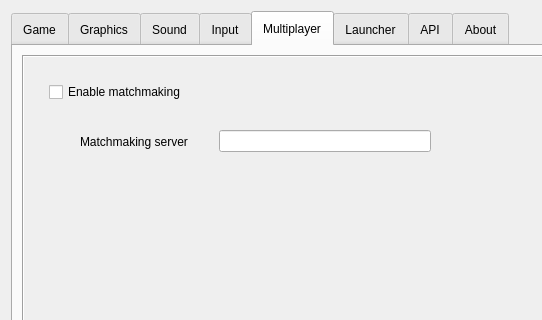
First picture: the form in ui/settingsdialog.ui, repository dkfans/keeperfx-launcher-qt, before the edit; both pictures show x 0 to 542 and y 0 to 320 of the 900 by 630 pixel window.
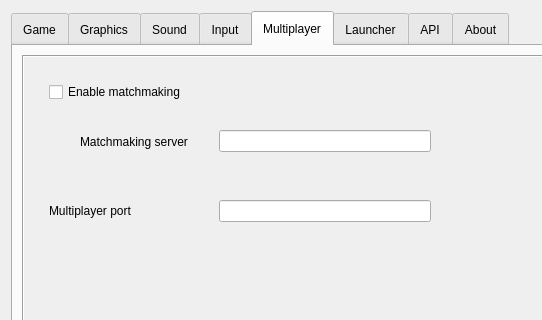
Second picture: the form after the edit. The open tabs and pages were chosen to show the change. Icons and pictures are not drawn.

Commit message: add 'MULTIPLAYER_PORT' setting

Diff of the .ui file:
```diff
--- a/ui/settingsdialog.ui
+++ b/ui/settingsdialog.ui
@@ -1252,14 +1252,7 @@
                 </property>
                </widget>
               </item>
-              <item row="0" column="0">
-               <widget class="QCheckBox" name="checkBoxMatchmaking">
-                <property name="text">
-                 <string comment="Checkbox Toggle">Enable matchmaking</string>
-                </property>
-               </widget>
-              </item>
-              <item row="2" column="0">
+              <item row="3" column="0">
                <spacer name="verticalSpacer_12">
                 <property name="orientation">
                  <enum>Qt::Orientation::Vertical</enum>
@@ -1300,6 +1293,23 @@
                 </layout>
                </widget>
               </item>
+              <item row="2" column="0">
+               <widget class="QLabel" name="labelMultiplayerPort">
+                <property name="text">
+                 <string comment="Textinput Title Label">Multiplayer port</string>
+                </property>
+               </widget>
+              </item>
+              <item row="2" column="1">
+               <widget class="QLineEdit" name="lineEditMultiplayerPort"/>
+              </item>
+              <item row="0" column="0" colspan="2">
+               <widget class="QCheckBox" name="checkBoxMatchmaking">
+                <property name="text">
+                 <string comment="Checkbox Toggle">Enable matchmaking</string>
+                </property>
+               </widget>
+              </item>
              </layout>
             </widget>
            </item>
```
The commit also changes 2 other files.
